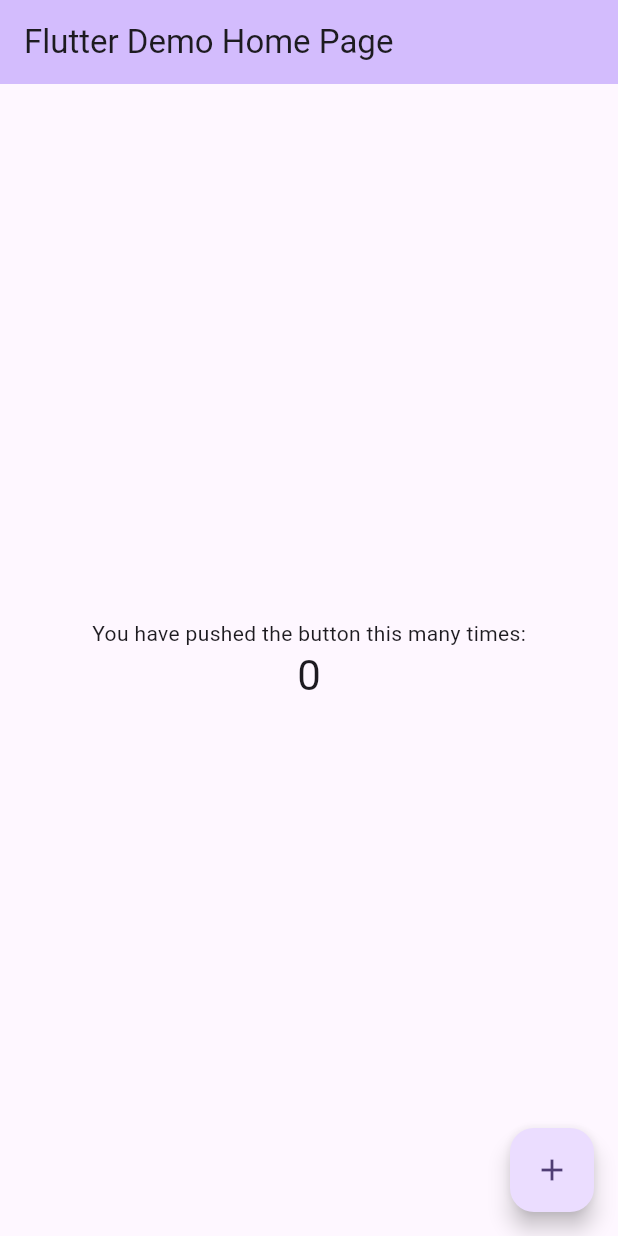
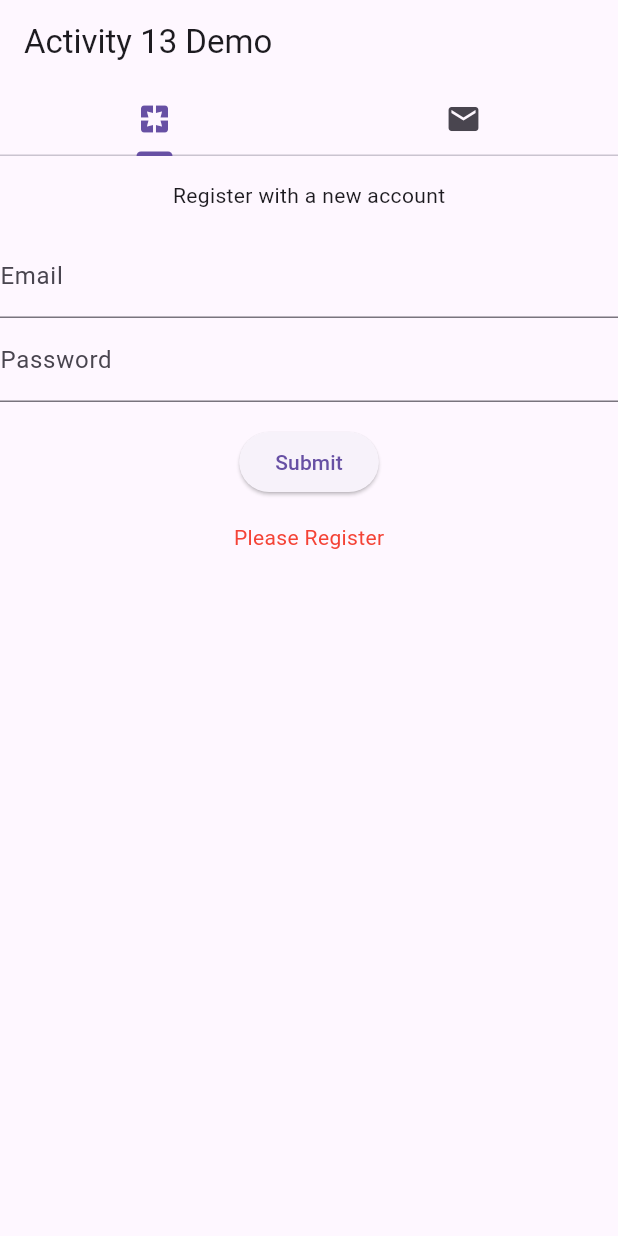
Before and after one commit to mnewby4/activity13, a Flutter app: the screen it shows after launch, on a phone screen of 412 x 824 dp. Run offline on Flutter 3.47's test engine with Material 3 defaults, Android fonts, the phone set to English and light mode, and no system bars; our stand-ins replace cloud_firestore, firebase_auth, firebase_core; accounts and stored records are empty.

Commit message:
added register/sign-in tabs connected to firebase

```diff
--- a/lib/main.dart
+++ b/lib/main.dart
@@ -1,122 +1,304 @@
 import 'package:flutter/material.dart';
+import 'package:firebase_auth/firebase_auth.dart';
+import 'package:firebase_core/firebase_core.dart';
+import 'package:cloud_firestore/cloud_firestore.dart';
+import 'firebase_options.dart';
+void main() async {
+  WidgetsFlutterBinding.ensureInitialized();
+  await Firebase.initializeApp(
+    options: DefaultFirebaseOptions.currentPlatform,
+  );
 
-void main() {
-  runApp(const MyApp());
+  runApp(MyApp());
 }
 
 class MyApp extends StatelessWidget {
-  const MyApp({super.key});
-
-  // This widget is the root of your application.
   @override
   Widget build(BuildContext context) {
     return MaterialApp(
-      title: 'Flutter Demo',
-      theme: ThemeData(
-        // This is the theme of your application.
-        //
-        // TRY THIS: Try running your application with "flutter run". You'll see
-        // the application has a purple toolbar. Then, without quitting the app,
-        // try changing the seedColor in the colorScheme below to Colors.green
-        // and then invoke "hot reload" (save your changes or press the "hot
-        // reload" button in a Flutter-supported IDE, or press "r" if you used
-        // the command line to start the app).
-        //
-        // Notice that the counter didn't reset back to zero; the application
-        // state is not lost during the reload. To reset the state, use hot
-        // restart instead.
-        //
-        // This works for code too, not just values: Most code changes can be
-        // tested with just a hot reload.
-        colorScheme: ColorScheme.fromSeed(seedColor: Colors.deepPurple),
-      ),
-      home: const MyHomePage(title: 'Flutter Demo Home Page'),
+      title: 'Firebase Auth Demo',
+      home: MyHomePage(title: 'Firebase Auth Demo'),
     );
   }
 }
 
 class MyHomePage extends StatefulWidget {
-  const MyHomePage({super.key, required this.title});
-
-  // This widget is the home page of your application. It is stateful, meaning
-  // that it has a State object (defined below) that contains fields that affect
-  // how it looks.
-
-  // This class is the configuration for the state. It holds the values (in this
-  // case the title) provided by the parent (in this case the App widget) and
-  // used by the build method of the State. Fields in a Widget subclass are
-  // always marked "final".
-
+  MyHomePage({Key? key, required this.title}) : super(key: key);
   final String title;
 
   @override
-  State<MyHomePage> createState() => _MyHomePageState();
+  _MyHomePageState createState() => _MyHomePageState();
 }
 
 class _MyHomePageState extends State<MyHomePage> {
-  int _counter = 0;
+  final FirebaseAuth _auth = FirebaseAuth.instance;
 
-  void _incrementCounter() {
-    setState(() {
-      // This call to setState tells the Flutter framework that something has
-      // changed in this State, which causes it to rerun the build method below
-      // so that the display can reflect the updated values. If we changed
-      // _counter without calling setState(), then the build method would not be
-      // called again, and so nothing would appear to happen.
-      _counter++;
-    });
+  @override
+  Widget build(BuildContext context) {
+    return MaterialApp(
+      home: DefaultTabController(
+        length: 2,
+        child: Scaffold(
+          appBar: AppBar(
+            bottom: const TabBar(
+              tabs: [
+                Tab(icon: Icon(Icons.pages)),
+                Tab(icon: Icon(Icons.email)),
+              ],
+            ),
+            title: const Text('Activity 13 Demo'),
+          ),
+          body: TabBarView(
+            children: [
+              RegisterEmailSection(auth: _auth),
+              EmailPasswordForm(auth: _auth),
+            ],
+          ),
+        ),
+      ),
+    );
+  }
+}
+
+class RegisterEmailSection extends StatefulWidget {
+  RegisterEmailSection({Key? key, required this.auth}) : super(key: key);
+  final FirebaseAuth auth;
+
+  @override
+  _RegisterEmailSectionState createState() => _RegisterEmailSectionState();
+}
+
+class _RegisterEmailSectionState extends State<RegisterEmailSection> {
+  final GlobalKey<FormState> _formKey = GlobalKey<FormState>();
+  final TextEditingController _emailController = TextEditingController();
+  final TextEditingController _passwordController = TextEditingController();
+  bool _success = false;
+  bool _initialState = true;
+  String? _userEmail;
+
+  void _register() async {
+    try {
+      await widget.auth.createUserWithEmailAndPassword(
+        email: _emailController.text,
+        password: _passwordController.text,
+      );
+      setState(() {
+        _success = true;
+        _userEmail = _emailController.text;
+        _initialState = false;
+      });
+      Navigator.pushReplacement(
+        context,
+        MaterialPageRoute(builder: (context) => AuthService(auth: widget.auth)),
+      );
+    } catch (e) {
+      setState(() {
+        _success = false;
+        _initialState = false;
+      });
+    }
   }
 
   @override
   Widget build(BuildContext context) {
-    // This method is rerun every time setState is called, for instance as done
-    // by the _incrementCounter method above.
-    //
-    // The Flutter framework has been optimized to make rerunning build methods
-    // fast, so that you can just rebuild anything that needs updating rather
-    // than having to individually change instances of widgets.
+    return Form(
+      key: _formKey,
+      child: Column(
+        crossAxisAlignment: CrossAxisAlignment.start,
+        children: <Widget>[
+          Container(
+            child: Text('Register with a new account'),
+            padding: const EdgeInsets.all(16),
+            alignment: Alignment.center,
+          ),
+          //Email textform
+          TextFormField(
+            controller: _emailController,
+            decoration: InputDecoration(labelText: 'Email'),
+            validator: (value) {
+              if (value?.isEmpty??true) {
+                return 'Please enter some text';
+              }
+              return null;
+            },
+          ),
+          //Password textform
+          TextFormField(
+            controller: _passwordController,
+            decoration: InputDecoration(labelText: 'Password'),
+            validator: (value) {
+              if(value?.isEmpty??true) {
+                return 'Please enter some text';
+              }
+              return null;
+            },
+          ),
+          //Submit Button
+          Container(
+            padding: const EdgeInsets.symmetric(vertical: 16.0),
+            alignment: Alignment.center,
+            child: ElevatedButton(
+              onPressed: () {
+                if (_formKey.currentState!.validate()) {
+                  _register();
+                }
+              },
+              child: Text('Submit'),
+            ),
+          ),
+          //Error Message
+          Container(
+            alignment: Alignment.center,
+            child: Text(
+              _initialState
+                  ? 'Please Register'
+              : _success
+                  ? 'Successfully registered $_userEmail'
+                  : 'Registration failed',
+              style: TextStyle(color: _success ? Colors.green : Colors.red),
+            ),
+          ),
+        ],
+      ),
+    );
+  }
+}
+
+class EmailPasswordForm extends StatefulWidget {
+  EmailPasswordForm({Key? key, required this.auth}) : super(key: key);
+  final FirebaseAuth auth;
+
+  @override
+  _EmailPasswordFormState createState() => _EmailPasswordFormState();
+}
+
+class _EmailPasswordFormState extends State<EmailPasswordForm> {
+  final GlobalKey<FormState> _formKey = GlobalKey<FormState>();
+  final TextEditingController _emailController = TextEditingController();
+  final TextEditingController _passwordController = TextEditingController();
+  bool _success = false;
+  bool _initialState = true;
+  String _userEmail ='';
+
+  void _signInWithEmailAndPassword() async {
+    try {
+      await widget.auth.signInWithEmailAndPassword(
+        email: _emailController.text,
+        password: _passwordController.text,
+      );
+      setState(() {
+        _success = true;
+        _userEmail = _emailController.text;
+        _initialState = false;
+      });
+    } catch (e) {
+      setState(() {
+        _success = false;
+        _initialState = false;
+      });
+    }
+  }
+
+  @override
+  Widget build(BuildContext context) {
+    return Form(
+      key: _formKey,
+      child: Column(
+        crossAxisAlignment: CrossAxisAlignment.start,
+        children: <Widget>[
+          Container(
+            child: Text('Sign in with an existing account'),
+            padding: const EdgeInsets.all(16),
+            alignment: Alignment.center,
+          ),
+          TextFormField(
+            controller: _emailController,
+            decoration: InputDecoration(labelText: 'Email'),
+            validator: (value) {
+              if (value?.isEmpty??true) {
+                return 'Please enter some text';
+              }
+              return null;
+            },
+          ),
+          TextFormField(
+            controller: _passwordController,
+            decoration: InputDecoration(labelText: 'Password'),
+            validator: (value) {
+              if (value?.isEmpty??true) {
+                return 'Please enter some text';
+              }
+              return null;
+            },
+          ),
+          Container(
+            padding: const EdgeInsets.symmetric(vertical: 16.0),
+            alignment: Alignment.center,
+            child: ElevatedButton(
+              onPressed: () {
+                if (_formKey.currentState!.validate()) {
+                  _signInWithEmailAndPassword();
+                }
+              },
+              child: Text('Submit'),
+            ),
+          ),
+          Container(
+            alignment: Alignment.center,
+            padding: const EdgeInsets.symmetric(horizontal: 16),
+            child: Text(
+              _initialState
+                  ? 'Please sign in'
+                  : _success
+                  ? 'Successfully signed in $_userEmail'
+                  : 'Sign in failed',
+              style: TextStyle(color: _success ? Colors.green : Colors.red),
+            ),
+          ),
+        ],
+      ),
+    );
+  }
+}
+
+class AuthService extends StatefulWidget{
+  AuthService({Key? key, required this.auth});
+  final FirebaseAuth auth;
+
+  @override
+  _AuthServiceState createState() => _AuthServiceState();
+}
+
+class _AuthServiceState extends State<AuthService> {
+  void _signOut() async {
+    await widget.auth.signOut();
+    ScaffoldMessenger.of(context).showSnackBar(SnackBar(
+      content: Text('Signed out successfully'),
+    ));
+  }
+  @override
+  Widget build(BuildContext context) {
     return Scaffold(
       appBar: AppBar(
-        // TRY THIS: Try changing the color here to a specific color (to
-        // Colors.amber, perhaps?) and trigger a hot reload to see the AppBar
-        // change color while the other colors stay the same.
-        backgroundColor: Theme.of(context).colorScheme.inversePrimary,
-        // Here we take the value from the MyHomePage object that was created by
-        // the App.build method, and use it to set our appbar title.
-        title: Text(widget.title),
+        title: Text("Profile Page"),
+        actions: <Widget>[
+          // Sign out Button
+          ElevatedButton(
+            onPressed: () {
+              _signOut();
+            },
+            child: Text('Sign Out'),
+          ),
+        ],
       ),
       body: Center(
-        // Center is a layout widget. It takes a single child and positions it
-        // in the middle of the parent.
         child: Column(
-          // Column is also a layout widget. It takes a list of children and
-          // arranges them vertically. By default, it sizes itself to fit its
-          // children horizontally, and tries to be as tall as its parent.
-          //
-          // Column has various properties to control how it sizes itself and
-          // how it positions its children. Here we use mainAxisAlignment to
-          // center the children vertically; the main axis here is the vertical
-          // axis because Columns are vertical (the cross axis would be
-          // horizontal).
-          //
-          // TRY THIS: Invoke "debug painting" (choose the "Toggle Debug Paint"
-          // action in the IDE, or press "p" in the console), to see the
-          // wireframe for each widget.
           mainAxisAlignment: MainAxisAlignment.center,
           children: <Widget>[
-            const Text('You have pushed the button this many times:'),
-            Text(
-              '$_counter',
-              style: Theme.of(context).textTheme.headlineMedium,
-            ),
+            Text("Welcome, "),
           ],
         ),
       ),
-      floatingActionButton: FloatingActionButton(
-        onPressed: _incrementCounter,
-        tooltip: 'Increment',
-        child: const Icon(Icons.add),
-      ), // This trailing comma makes auto-formatting nicer for build methods.
     );
   }
 }
--- a/pubspec.yaml
+++ b/pubspec.yaml
@@ -34,6 +34,9 @@ dependencies:
   # The following adds the Cupertino Icons font to your application.
   # Use with the CupertinoIcons class for iOS style icons.
   cupertino_icons: ^1.0.8
+  firebase_auth: ^5.5.2
+  firebase_core: ^3.13.0
+  cloud_firestore: ^5.6.6
 
 dev_dependencies:
   flutter_test:
```
Also changed, not shown: firebase.json (added), lib/firebase_options.dart (added), pubspec.lock, 6 other files.
